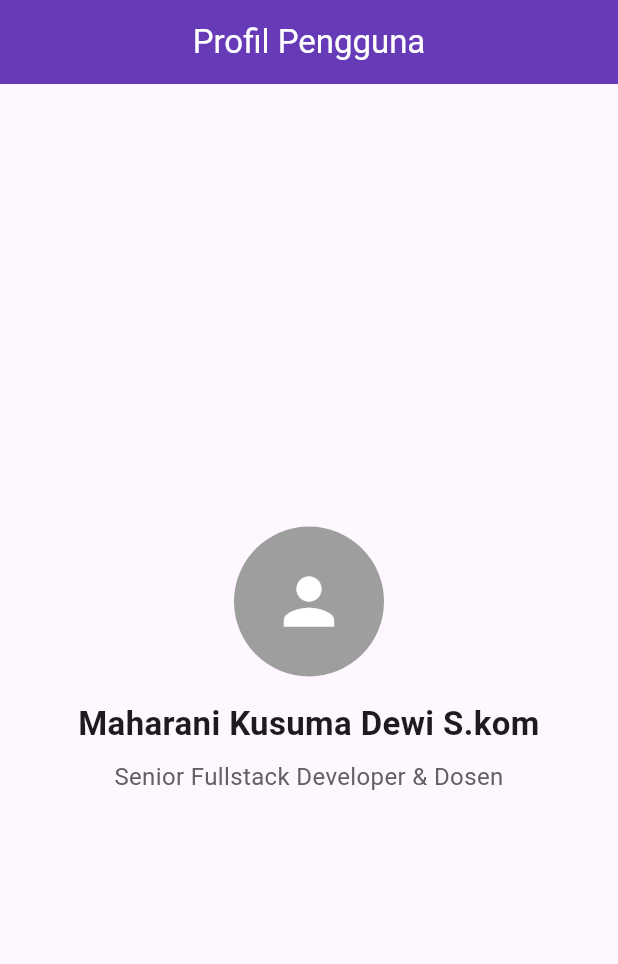
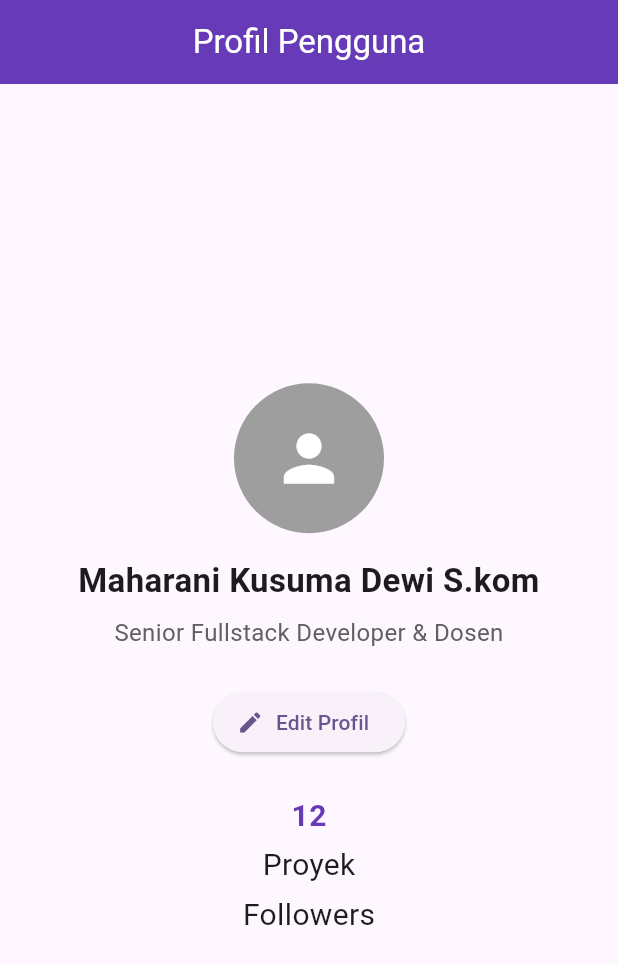
Before and after one commit to MaharaniCantik/tugas5_AplikasiMobile, a Flutter app: the screen it shows after launch, on a phone screen of 412 x 824 dp. Shown: the top 964 px of the screen. Run offline on Flutter 3.47's test engine with Material 3 defaults, Android fonts, the phone set to English and light mode, and no system bars.

Commit message:
feat: add profile statistics row

```diff
--- a/lib/profile_page.dart
+++ b/lib/profile_page.dart
@@ -25,6 +25,44 @@ class ProfilePage extends StatelessWidget {
               const ProfileAvatar(),
               const SizedBox(height: 16), //mengubah dari width
               ProfileInfo(name: userName, role: role),
+              const SizedBox(height: 24),
+
+              ElevatedButton.icon(
+                onPressed: () {
+                  ScaffoldMessenger.of(context).showSnackBar(
+                    const SnackBar(
+                      content: Text(
+                        'Fitur edit belum aktif pada modul statis.',
+                      ),
+                    ),
+                  );
+                },
+                icon: const Icon(Icons.edit),
+                label: const Text('Edit Profil'),
+              ),
+              const SizedBox(height: 24),
+
+              Row(
+                mainAxisAlignment: MainAxisAlignment.center,
+                children: [
+                  Column(
+                    children: [
+                      const Text(
+                        '12',
+                        style: TextStyle(
+                          fontSize: 20,
+                          fontWeight: FontWeight.bold,
+                          color: Colors.deepPurple,
+                        ),
+                      ),
+                      const SizedBox(height: 4),
+                      const Text('Proyek', style: TextStyle(fontSize: 20)),
+                      const SizedBox(height: 4),
+                      const Text('Followers', style: TextStyle(fontSize: 20)),
+                    ],
+                  ),
+                ],
+              ),
             ],
           ),
         ),
@@ -73,3 +111,5 @@ class ProfileInfo extends StatelessWidget {
     );
   }
 }
+
+// Day 2 menabahkan btn dann row
```
Also changed, not shown: 1 other file.
